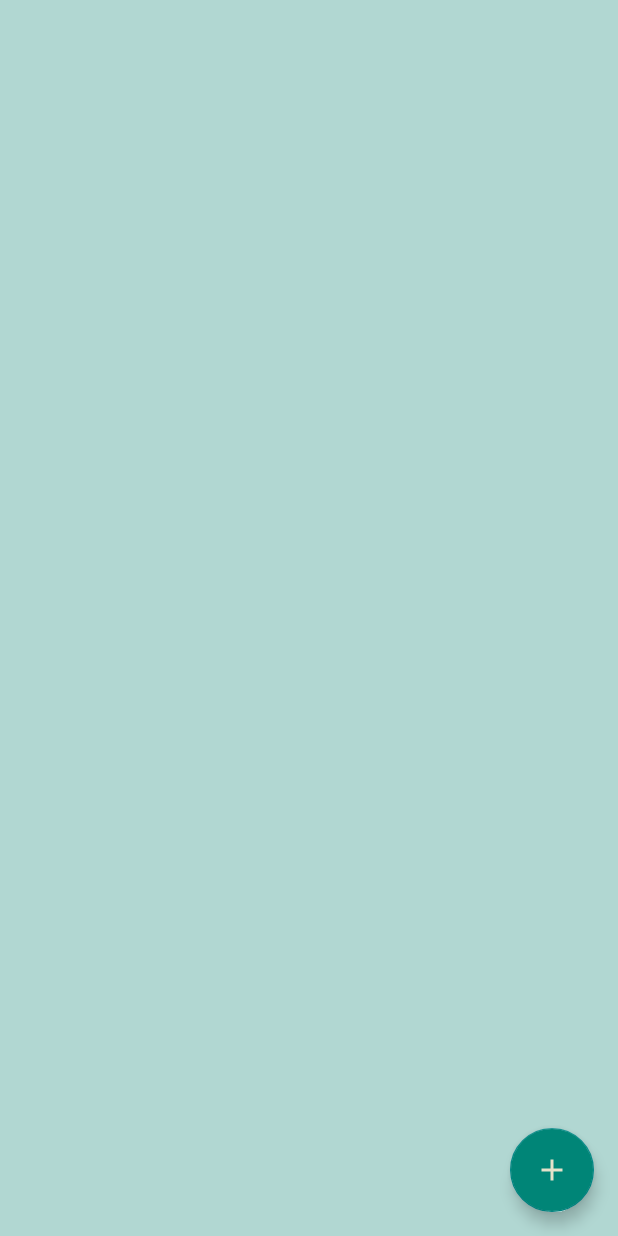
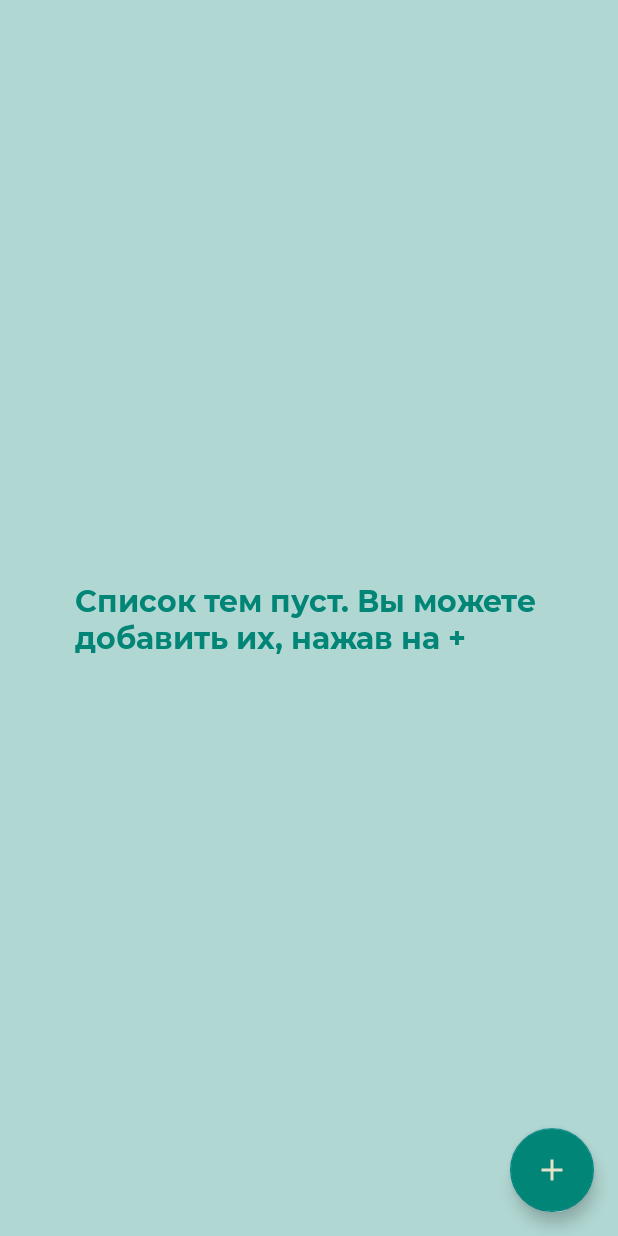
Before and after one commit to Soudagh/KidEng, an Android app: the ChooseThemeActivity screen opened directly, with no data from a screen before it, on a phone screen of 412 x 824 dp. Run offline under Robolectric (Android 15) with nearby library versions, the phone set to English and light mode, and no system bars; our stand-ins replace Room's generated code.

Commit message:
empty lists

```diff
--- a/app/src/main/java/com/example/kideng/ui/activities/ChooseThemeActivity.java
+++ b/app/src/main/java/com/example/kideng/ui/activities/ChooseThemeActivity.java
@@ -4,6 +4,7 @@ package com.example.kideng.ui.activities;
 import android.content.Intent;
 import android.os.Bundle;
 import android.view.View;
+import android.widget.TextView;
 
 import androidx.annotation.Nullable;
 import androidx.appcompat.app.AppCompatActivity;
@@ -23,14 +24,21 @@ public class ChooseThemeActivity extends AppCompatActivity {
     @Override
     public void onCreate(@Nullable Bundle savedInstanceState) {
         super.onCreate(savedInstanceState);
-        setContentView(R.layout.choose_theme);
+        setContentView(R.layout.theme_activity);
 
-        RecyclerView mRecycler = findViewById(R.id.recycler_themes);
         AppDatabase db = App.getInstance().getDatabase();
         ThemeDao themeDao = db.themeDao();
         List<Theme> themeList = themeDao.getAll();
+        RecyclerView mRecycler = findViewById(R.id.recycler_themes);
         ThemeAdapter mThemeAdapter = new ThemeAdapter(themeList);
         mRecycler.setAdapter(mThemeAdapter);
+
+        TextView mEmptyTv = findViewById(R.id.empty_tv);
+        if (themeList.isEmpty()) {
+            mEmptyTv.setVisibility(View.VISIBLE);
+        } else {
+            mEmptyTv.setVisibility(View.GONE);
+        }
     }
 
     @Override
--- a/app/src/main/java/com/example/kideng/ui/activities/MainActivity.java
+++ b/app/src/main/java/com/example/kideng/ui/activities/MainActivity.java
@@ -1,3 +1,4 @@
+
 package com.example.kideng.ui.activities;
 
 import androidx.appcompat.app.AppCompatActivity;
--- a/app/src/main/java/com/example/kideng/ui/adapters/ThemeAdapter.java
+++ b/app/src/main/java/com/example/kideng/ui/adapters/ThemeAdapter.java
@@ -1,7 +1,6 @@
 package com.example.kideng.ui.adapters;
 
 import android.content.Intent;
-import android.util.Log;
 import android.view.LayoutInflater;
 import android.view.View;
 import android.view.ViewGroup;
@@ -27,7 +26,7 @@ public class ThemeAdapter extends RecyclerView.Adapter<ThemeAdapter.ViewHolder>
     @NonNull
     @Override
     public ViewHolder onCreateViewHolder(@NonNull ViewGroup parent, int viewType) {
-        View view = LayoutInflater.from(parent.getContext()).inflate(R.layout.item_list, parent, false);
+        View view = LayoutInflater.from(parent.getContext()).inflate(R.layout.theme_item, parent, false);
         return new ViewHolder(view);
     }
 
--- a/app/src/main/java/com/example/kideng/ui/adapters/WordAdapter.java
+++ b/app/src/main/java/com/example/kideng/ui/adapters/WordAdapter.java
@@ -27,7 +27,7 @@ public class WordAdapter extends RecyclerView.Adapter<WordAdapter.ViewHolder> {
     @NonNull
     @Override
     public ViewHolder onCreateViewHolder(@NonNull ViewGroup parent, int viewType) {
-        View view = LayoutInflater.from(parent.getContext()).inflate(R.layout.word_list, parent, false);
+        View view = LayoutInflater.from(parent.getContext()).inflate(R.layout.word_item, parent, false);
         return new ViewHolder(view);
     }
 
--- a/app/src/main/res/layout/theme_activity.xml
+++ b/app/src/main/res/layout/theme_activity.xml
@@ -8,21 +8,31 @@
     xmlns:tools="http://schemas.android.com/tools">
 
     <androidx.recyclerview.widget.RecyclerView
-        android:layout_marginTop="5dp"
-        android:layout_marginLeft="5dp"
-        android:layout_marginRight="5dp"
-        android:id="@+id/recycler_words"
+        android:id="@+id/recycler_themes"
         android:layout_width="match_parent"
         android:layout_height="match_parent"
         app:layoutManager="androidx.recyclerview.widget.LinearLayoutManager"
-        tools:listitem="@layout/word_list"
-        />
+        tools:listitem="@layout/theme_item" />
+
+    <TextView
+        android:id="@+id/empty_tv"
+        style="@style/MyText"
+        android:layout_width="wrap_content"
+        android:layout_height="wrap_content"
+        android:layout_margin="50dp"
+        android:textSize="20sp"
+        android:textColor="#FF008577"
+        android:text="@string/empty_theme_list"
+        app:layout_anchor="@id/recycler_themes"
+        app:layout_anchorGravity="center"/>
+
     <com.google.android.material.floatingactionbutton.FloatingActionButton
-        android:onClick="addWord"
+        android:onClick="addTheme"
         android:backgroundTint="#FF008577"
         android:layout_width="wrap_content"
         android:layout_height="wrap_content"
         android:src="@drawable/add"
         android:layout_gravity="bottom|right"
-        android:layout_margin="16dp"/>
+        android:layout_margin="16dp"
+        android:contentDescription="+" />
 </androidx.coordinatorlayout.widget.CoordinatorLayout>
--- a/app/src/main/res/values/colors.xml
+++ b/app/src/main/res/values/colors.xml
@@ -7,6 +7,7 @@
     <color name="purple_700">#FF3700B3</color>
     <color name="teal_200">#FF03DAC5</color>
     <color name="teal_700">#FF018786</color>
+    <color name="teal_hz">#FF008577</color>
     <color name="black">#FF000000</color>
     <color name="white">#FFFFFFFF</color>
     <color name="background_blue">#B1D7D2</color>
--- a/app/src/main/res/values/strings.xml
+++ b/app/src/main/res/values/strings.xml
@@ -36,6 +36,8 @@
     <string name="english_translate">Английский перевод</string>
     <string name="input_russian_translate">Введите русский перевод:</string>
     <string name="russian_translate">Русский перевод</string>
+    <string name="empty_word_list">В этой теме ещё нет слов. Вы можете добавить их, нажав на +</string>
+    <string name="empty_theme_list">Список тем пуст. Вы можете добавить их, нажав на +</string>
     <string-array name="themes">
         <item>Цифры</item>
         <item>Приветствия и фразы</item>
```
Also changed, not shown: app/src/main/java/com/example/kideng/ui/activities/WordActivity.java (+9 -3 lines), app/src/main/res/layout/word_activity.xml (renamed from app/src/main/res/layout/choose_theme.xml, +20 -5 lines), app/src/main/res/layout/theme_item.xml (renamed from app/src/main/res/layout/item_list.xml), app/src/main/res/layout/word_item.xml (renamed from app/src/main/res/layout/word_list.xml).
